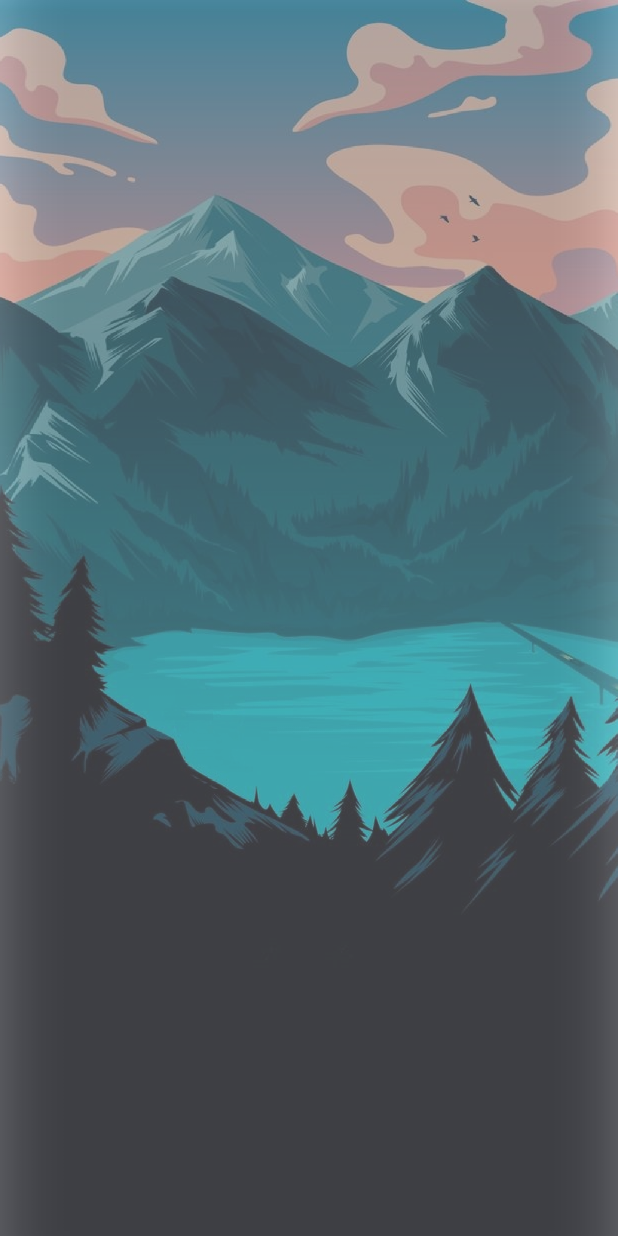
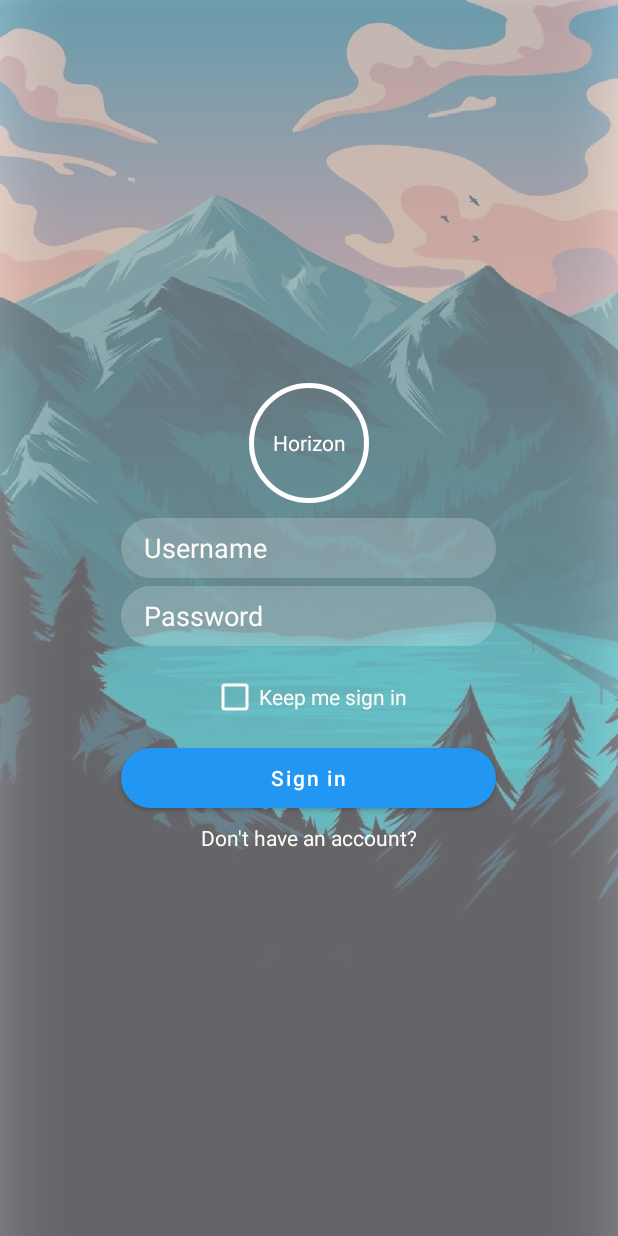
Before and after one commit to 2190712/Horizon, an Android app: the screen it shows after launch (MainActivity), on a phone screen of 412 x 824 dp. Run offline under Robolectric (Android 15) with nearby library versions, the phone set to English and light mode, and no system bars.

Commit message:
updated login

```diff
--- /dev/null
+++ b/Android/Horizon/app/src/main/res/drawable/btn.xml
@@ -0,0 +1,8 @@
+<?xml version="1.0" encoding="utf-8"?>
+<shape xmlns:android="http://schemas.android.com/apk/res/android">
+
+    <solid android:color="#3fff"/>
+    <corners android:radius="50dp"/>
+
+
+</shape>
--- /dev/null
+++ b/Android/Horizon/app/src/main/res/drawable/btnblue.xml
@@ -0,0 +1,7 @@
+<?xml version="1.0" encoding="utf-8"?>
+<shape xmlns:android="http://schemas.android.com/apk/res/android">
+
+    <solid android:color="#2196F3"/>
+    <corners android:radius="50dp"/>
+
+</shape>
--- /dev/null
+++ b/Android/Horizon/app/src/main/res/drawable/circle.xml
@@ -0,0 +1,13 @@
+<?xml version="1.0" encoding="utf-8"?>
+<shape
+    xmlns:android="http://schemas.android.com/apk/res/android"
+    android:shape="oval">
+
+    <stroke
+        android:width="3dp"
+        android:color="#ffffff"/>
+
+    <size
+        android:width="80dp"
+        android:height="80dp"/>
+</shape>
--- a/Android/Horizon/app/src/main/res/layout/activity_main.xml
+++ b/Android/Horizon/app/src/main/res/layout/activity_main.xml
@@ -7,9 +7,66 @@
 
     android:orientation="vertical"
     android:background="@drawable/background"
-
     tools:context=".MainActivity">
 
+    <LinearLayout
+        android:layout_width="match_parent"
+        android:layout_height="match_parent"
+        android:orientation="vertical"
+        android:padding="10dp"
+        android:background="#3fff"
+        android:gravity="center">
 
+        <TextView
+            android:layout_width="wrap_content"
+            android:layout_height="wrap_content"
+            android:width="4dp"
+            android:background="@drawable/circle"
+            android:gravity="center"
+            android:text="Horizon"
+            android:textColor="#ffffff" />
 
+        <EditText
+            android:layout_width="250dp"
+            android:layout_height="40dp"
+            android:hint="Username"
+            android:textColorHint="#fffbf8"
+            android:paddingStart="15dp"
+            android:layout_marginTop="10dp"
+            android:background="@drawable/btn"
+            />
+        <EditText
+            android:layout_width="250dp"
+            android:layout_height="40dp"
+            android:hint="Password"
+            android:textColorHint="#fffbf8"
+            android:paddingStart="15dp"
+            android:layout_marginTop="5dp"
+            android:background="@drawable/btn"
+            />
+        <CheckBox
+            android:layout_width="wrap_content"
+            android:layout_height="wrap_content"
+            android:text="Keep me sign in"
+            android:textColor="#fffbf8"
+            android:hint="#fffbf8"
+            android:layout_marginTop="10dp"
+            android:buttonTint="#fffbf8"
+            />
+        <Button
+            android:layout_width="250dp"
+            android:layout_height="40dp"
+            android:layout_marginTop="10dp"
+            android:background="@drawable/btnblue"
+            android:text="Sign in"
+            android:textAllCaps="false"
+            app:backgroundTint="#2196F3"
+            />
+        <TextView
+            android:layout_width="wrap_content"
+            android:layout_height="wrap_content"
+            android:text="Don't have an account?"
+            android:layout_marginTop="10dp"
+            android:textColor="#fffbf8"/>
+    </LinearLayout>
 </LinearLayout>
```
